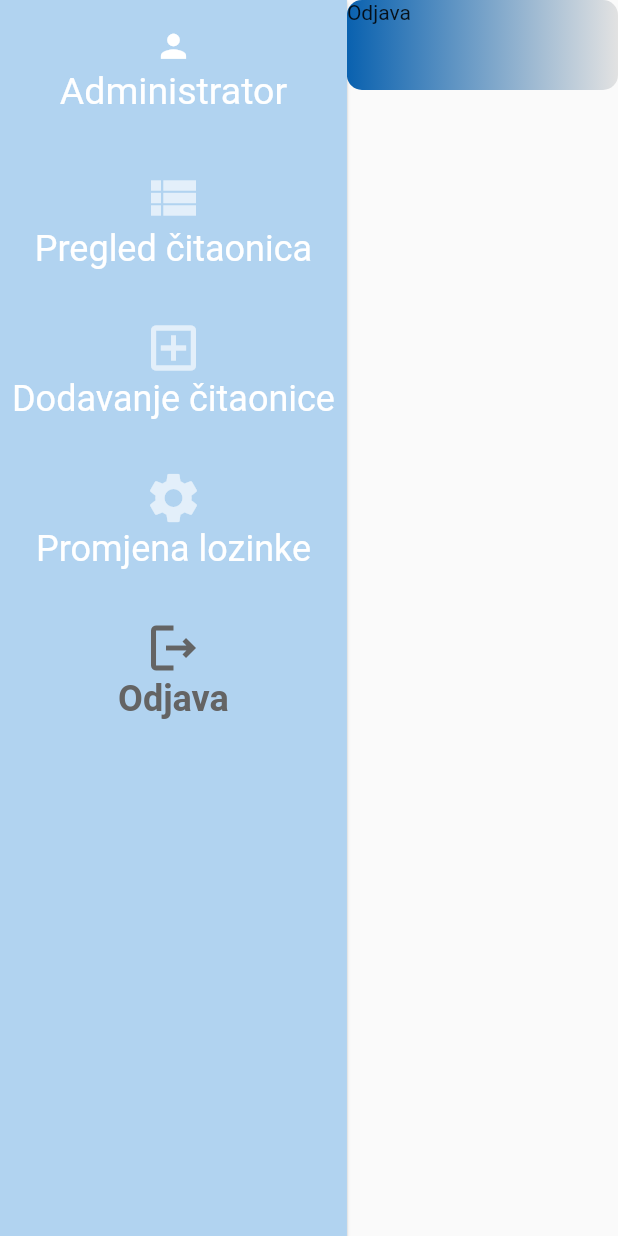
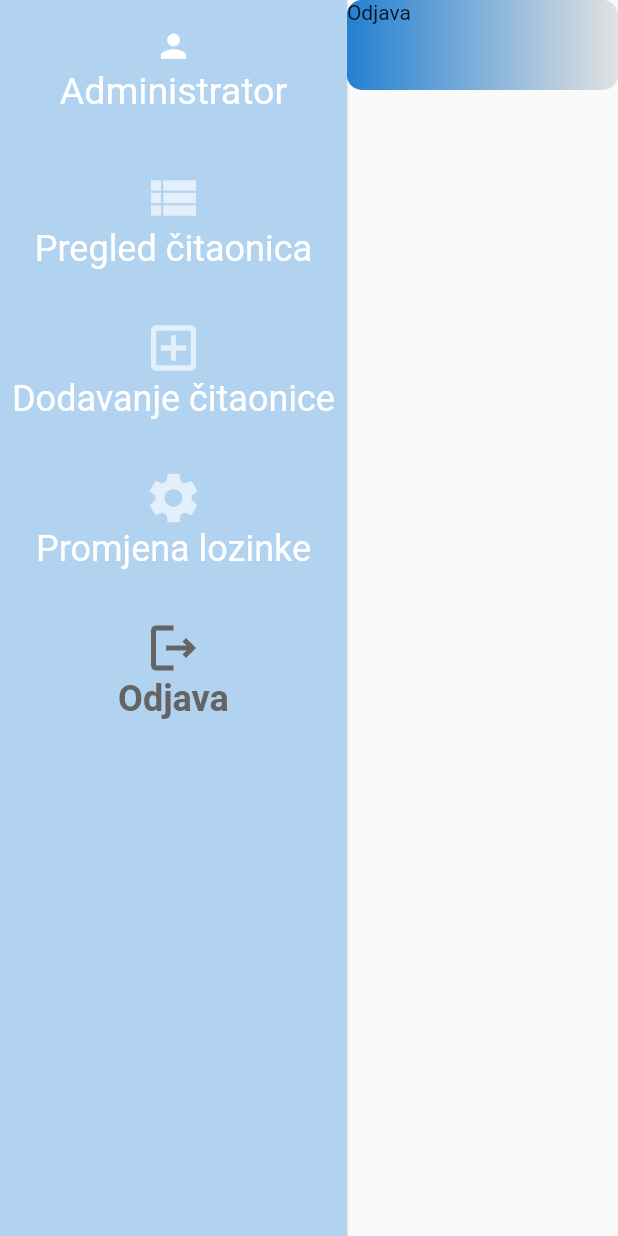
Before and after one commit to blagojevicNikola/WebPametnaCitaonica, a Flutter app: the MyHomePage screen opened directly, after a tap on "Dodavanje čitaonice", after a tap on "Promjena lozinke", after a tap on "Odjava", on a phone screen of 412 x 824 dp. Run offline on Flutter 3.47's test engine with Material 2 defaults, Android fonts, the phone set to English and light mode, and no system bars; our stand-ins replace dio, file_picker, shared_preferences; missing offline and left inert: dart:html; accounts and stored records are empty; network calls fail.

Commit message:
Izmjena boje sa stefom

```diff
--- a/lib/pages/odjava_page.dart
+++ b/lib/pages/odjava_page.dart
@@ -22,7 +22,7 @@ class _OdjavaPageState extends State<OdjavaPage> {
               begin: Alignment.centerLeft,
               end: Alignment.centerRight,
               colors: [
-                Color(0xFF0961AF),
+                Color.fromARGB(255, 35, 128, 209),
                 Color.fromARGB(255, 226, 226, 226),
               ],
             ),
```
